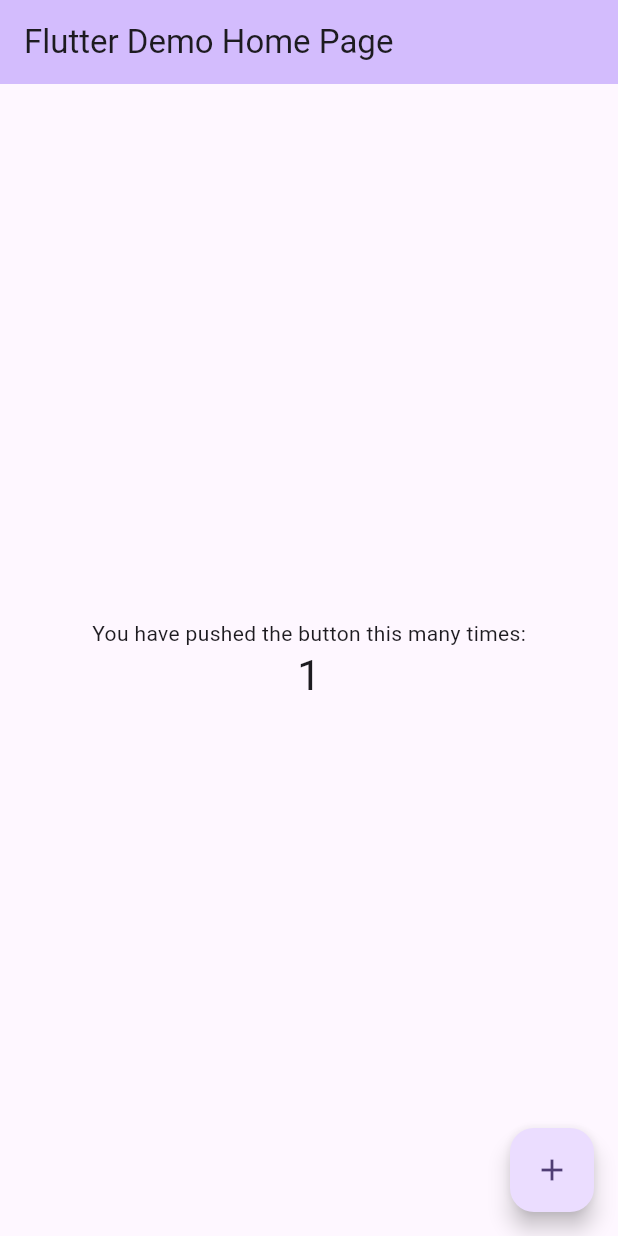
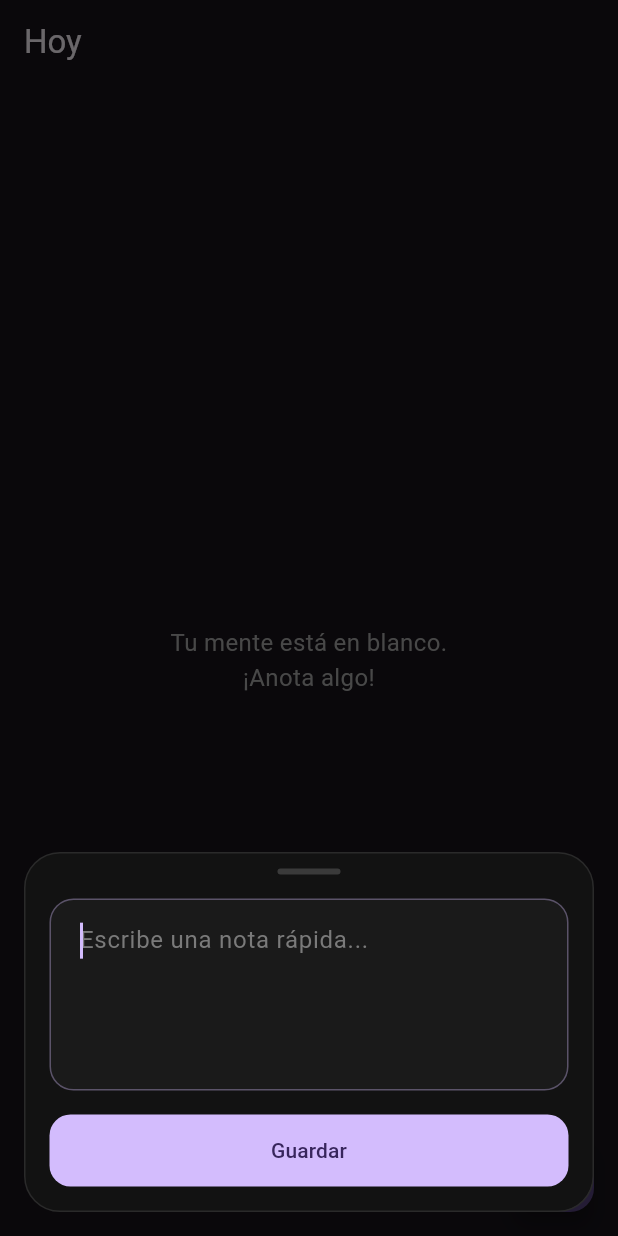
Before and after one commit to tayron25/habits_megapp, a Flutter app: the screen it shows after launch, after a tap on the "add" icon, on a phone screen of 412 x 824 dp. Run offline on Flutter 3.47's test engine with Material 3 defaults, Android fonts, the phone set to English and light mode, and no system bars; our stand-ins replace drift, flutter_riverpod, riverpod_annotation, supabase_flutter; accounts and stored records are empty; generated files the repository leaves out were written again.

Commit message:
modulo de notas funcionando y con offline first y conectado a la nube
Co-authored-by: Copilot <copilot@github.com>

```diff
--- a/app/lib/main.dart
+++ b/app/lib/main.dart
@@ -1,120 +1,127 @@
 import 'package:flutter/material.dart';
+import 'package:flutter_riverpod/flutter_riverpod.dart';
+import 'package:supabase_flutter/supabase_flutter.dart';
+// Asegúrate de que esta ruta coincida con el nombre real de tu proyecto y carpeta
+import 'widgets/quick_capture_modal.dart';
+import 'notes_provider.dart'; // Ajusta la ruta si es necesario
 
-void main() {
-  runApp(const MyApp());
+void main() async {
+  // 1. Asegurar que los bindings nativos estén listos antes de inicializar bases de datos
+  WidgetsFlutterBinding.ensureInitialized();
+
+  // 2. Inicializar Supabase (Reemplaza con tus URLs temporales si ya creaste el proyecto,
+  // o déjalo con strings vacíos solo para que no crashee por ahora).
+  await Supabase.initialize(
+    url: 'https://tazkviborrgtmaggowmk.supabase.co',
+    anonKey: 'eyJhbGciOiJIUzI1NiIsInR5cCI6IkpXVCJ9.eyJpc3MiOiJzdXBhYmFzZSIsInJlZiI6InRhemt2aWJvcnJndG1hZ2dvd21rIiwicm9sZSI6ImFub24iLCJpYXQiOjE3NzcyNDIzNDIsImV4cCI6MjA5MjgxODM0Mn0.VY5lKytV-hLy3BAFKZeyJsZriqQmjFHKqZ0SMuTb83A',
+  );
+
+  // 3. Envolver la app en ProviderScope (OBLIGATORIO para que Riverpod funcione)
+  runApp(const ProviderScope(child: MyApp()));
 }
 
 class MyApp extends StatelessWidget {
   const MyApp({super.key});
 
-  // This widget is the root of your application.
   @override
   Widget build(BuildContext context) {
     return MaterialApp(
-      title: 'Flutter Demo',
+      title: 'Life OS',
+      // Cambiamos a modo oscuro por defecto como definimos en el diseño
       theme: ThemeData(
-        // This is the theme of your application.
-        //
-        // TRY THIS: Try running your application with "flutter run". You'll see
-        // the application has a purple toolbar. Then, without quitting the app,
-        // try changing the seedColor in the colorScheme below to Colors.green
-        // and then invoke "hot reload" (save your changes or press the "hot
-        // reload" button in a Flutter-supported IDE, or press "r" if you used
-        // the command line to start the app).
-        //
-        // Notice that the counter didn't reset back to zero; the application
-        // state is not lost during the reload. To reset the state, use hot
-        // restart instead.
-        //
-        // This works for code too, not just values: Most code changes can be
-        // tested with just a hot reload.
-        colorScheme: .fromSeed(seedColor: Colors.deepPurple),
+        brightness: Brightness.dark,
+        colorSchemeSeed: Colors.deepPurple,
+        useMaterial3: true,
       ),
-      home: const MyHomePage(title: 'Flutter Demo Home Page'),
+      home: const MyHomePage(),
     );
   }
 }
 
-class MyHomePage extends StatefulWidget {
-  const MyHomePage({super.key, required this.title});
+// Asegúrate de tener estas importaciones arriba:
 
-  // This widget is the home page of your application. It is stateful, meaning
-  // that it has a State object (defined below) that contains fields that affect
-  // how it looks.
 
-  // This class is the configuration for the state. It holds the values (in this
-  // case the title) provided by the parent (in this case the App widget) and
-  // used by the build method of the State. Fields in a Widget subclass are
-  // always marked "final".
-
-  final String title;
+class MyHomePage extends ConsumerWidget {
+  const MyHomePage({super.key});
 
   @override
-  State<MyHomePage> createState() => _MyHomePageState();
-}
+  Widget build(BuildContext context, WidgetRef ref) {
+    // Escuchamos el estado de las notas
+    final notesAsync = ref.watch(notesProvider);
 
-class _MyHomePageState extends State<MyHomePage> {
-  int _counter = 0;
-
-  void _incrementCounter() {
-    setState(() {
-      // This call to setState tells the Flutter framework that something has
-      // changed in this State, which causes it to rerun the build method below
-      // so that the display can reflect the updated values. If we changed
-      // _counter without calling setState(), then the build method would not be
-      // called again, and so nothing would appear to happen.
-      _counter++;
-    });
-  }
-
-  @override
-  Widget build(BuildContext context) {
-    // This method is rerun every time setState is called, for instance as done
-    // by the _incrementCounter method above.
-    //
-    // The Flutter framework has been optimized to make rerunning build methods
-    // fast, so that you can just rebuild anything that needs updating rather
-    // than having to individually change instances of widgets.
     return Scaffold(
       appBar: AppBar(
-        // TRY THIS: Try changing the color here to a specific color (to
-        // Colors.amber, perhaps?) and trigger a hot reload to see the AppBar
-        // change color while the other colors stay the same.
-        backgroundColor: Theme.of(context).colorScheme.inversePrimary,
-        // Here we take the value from the MyHomePage object that was created by
-        // the App.build method, and use it to set our appbar title.
-        title: Text(widget.title),
+        title: const Text('Hoy'),
+        elevation: 0,
       ),
-      body: Center(
-        // Center is a layout widget. It takes a single child and positions it
-        // in the middle of the parent.
-        child: Column(
-          // Column is also a layout widget. It takes a list of children and
-          // arranges them vertically. By default, it sizes itself to fit its
-          // children horizontally, and tries to be as tall as its parent.
-          //
-          // Column has various properties to control how it sizes itself and
-          // how it positions its children. Here we use mainAxisAlignment to
-          // center the children vertically; the main axis here is the vertical
-          // axis because Columns are vertical (the cross axis would be
-          // horizontal).
-          //
-          // TRY THIS: Invoke "debug painting" (choose the "Toggle Debug Paint"
-          // action in the IDE, or press "p" in the console), to see the
-          // wireframe for each widget.
-          mainAxisAlignment: .center,
-          children: [
-            const Text('You have pushed the button this many times:'),
-            Text(
-              '$_counter',
-              style: Theme.of(context).textTheme.headlineMedium,
-            ),
-          ],
-        ),
+      body: notesAsync.when(
+        // ESTADO 1: Cargando datos
+        loading: () => const Center(child: CircularProgressIndicator()),
+
+        // ESTADO 2: Error al cargar
+        error: (error, stack) => Center(child: Text('Error: $error')),
+
+        // ESTADO 3: Datos cargados correctamente
+        data: (notes) {
+          if (notes.isEmpty) {
+            return const Center(
+              child: Text(
+                'Tu mente está en blanco.\n¡Anota algo!',
+                textAlign: TextAlign.center,
+                style: TextStyle(color: Colors.grey, fontSize: 16),
+              ),
+            );
+          }
+
+          // Lista de notas
+          return ListView.builder(
+            padding: const EdgeInsets.all(16),
+            itemCount: notes.length,
+            itemBuilder: (context, index) {
+              final note = notes[index];
+              return Card(
+                color: const Color(0xFF1A1A1A),
+                margin: const EdgeInsets.only(bottom: 12),
+                shape: RoundedRectangleBorder(
+                  borderRadius: BorderRadius.circular(16),
+                  side: const BorderSide(color: Color(0xFF2A2A2A)),
+                ),
+                child: Padding(
+                  padding: const EdgeInsets.all(16.0),
+                  child: Row(
+                    crossAxisAlignment: CrossAxisAlignment.start,
+                    children: [
+                      Expanded(
+                        child: Text(
+                          note.content,
+                          style: const TextStyle(fontSize: 16),
+                        ),
+                      ),
+                      const SizedBox(width: 12),
+                      // Indicador visual de sincronización (Nube)
+                      Icon(
+                        note.isSynced ? Icons.cloud_done : Icons.cloud_off,
+                        color: note.isSynced ? Colors.green : Colors.grey,
+                        size: 20,
+                      ),
+                    ],
+                  ),
+                ),
+              );
+            },
+          );
+        },
       ),
       floatingActionButton: FloatingActionButton(
-        onPressed: _incrementCounter,
-        tooltip: 'Increment',
+        onPressed: () {
+          showModalBottomSheet(
+            context: context,
+            isScrollControlled: true,
+            backgroundColor: Colors.transparent,
+            builder: (context) => const QuickCaptureModal(),
+          );
+        },
+        tooltip: 'Nueva Nota',
         child: const Icon(Icons.add),
       ),
     );
--- /dev/null
+++ b/app/lib/notes_provider.dart
@@ -0,0 +1,40 @@
+import 'package:app/local_database.dart';
+import 'package:app/notes_repository.dart';
+import 'package:drift/drift.dart';
+import 'package:flutter_riverpod/flutter_riverpod.dart';
+import 'package:riverpod_annotation/riverpod_annotation.dart';
+import 'package:supabase_flutter/supabase_flutter.dart';
+
+part 'notes_provider.g.dart';
+
+typedef NotesList = List<Note>;
+
+final supabaseClientProvider = Provider<SupabaseClient>((ref) {
+  return Supabase.instance.client;
+});
+
+final appDatabaseProvider = Provider<AppDatabase>((ref) {
+  final database = AppDatabase();
+  ref.onDispose(database.close);
+  return database;
+});
+
+final notesRepositoryProvider = Provider<NotesRepository>((ref) {
+  return NotesRepository(
+    supabaseClient: ref.read(supabaseClientProvider),
+    database: ref.read(appDatabaseProvider),
+  );
+});
+
+@riverpod
+class NotesNotifier extends _$NotesNotifier {
+  @override
+  Stream<NotesList> build() {
+    final database = ref.watch(appDatabaseProvider);
+    return database.select(database.notes).watch();
+  }
+
+  void addNote(String content) {
+    ref.read(notesRepositoryProvider).saveNote(content);
+  }
+}
--- /dev/null
+++ b/app/lib/widgets/quick_capture_modal.dart
@@ -0,0 +1,130 @@
+import 'package:app/notes_provider.dart';
+import 'package:flutter/material.dart';
+import 'package:flutter_riverpod/flutter_riverpod.dart';
+
+class QuickCaptureModal extends ConsumerWidget {
+  const QuickCaptureModal({super.key});
+
+  @override
+  Widget build(BuildContext context, WidgetRef ref) {
+    return _QuickCaptureModalBody(
+      onSave: (content) {
+        ref.read(notesProvider.notifier).addNote(content);
+      },
+    );
+  }
+}
+
+class _QuickCaptureModalBody extends StatefulWidget {
+  const _QuickCaptureModalBody({required this.onSave});
+
+  final ValueChanged<String> onSave;
+
+  @override
+  State<_QuickCaptureModalBody> createState() => _QuickCaptureModalBodyState();
+}
+
+class _QuickCaptureModalBodyState extends State<_QuickCaptureModalBody> {
+  final TextEditingController _controller = TextEditingController();
+
+  @override
+  void dispose() {
+    _controller.dispose();
+    super.dispose();
+  }
+
+  void _handleSave() {
+    final text = _controller.text.trim();
+    if (text.isEmpty) {
+      return;
+    }
+
+    widget.onSave(text);
+    _controller.clear();
+    Navigator.pop(context);
+  }
+
+  @override
+  Widget build(BuildContext context) {
+    final colors = Theme.of(context).colorScheme;
+
+    return SafeArea(
+      child: Padding(
+        padding: EdgeInsets.only(
+          left: 16,
+          right: 16,
+          top: 12,
+          bottom: 16 + MediaQuery.of(context).viewInsets.bottom,
+        ),
+        child: Container(
+          decoration: BoxDecoration(
+            color: const Color(0xFF121212),
+            borderRadius: BorderRadius.circular(24),
+            border: Border.all(color: const Color(0xFF2A2A2A)),
+          ),
+          padding: const EdgeInsets.fromLTRB(16, 10, 16, 16),
+          child: Column(
+            mainAxisSize: MainAxisSize.min,
+            crossAxisAlignment: CrossAxisAlignment.stretch,
+            children: [
+              Center(
+                child: Container(
+                  width: 42,
+                  height: 4,
+                  decoration: BoxDecoration(
+                    color: const Color(0xFF3A3A3A),
+                    borderRadius: BorderRadius.circular(999),
+                  ),
+                ),
+              ),
+              const SizedBox(height: 16),
+              TextField(
+                controller: _controller,
+                autofocus: true,
+                maxLines: 6,
+                minLines: 4,
+                textInputAction: TextInputAction.newline,
+                style: const TextStyle(color: Colors.white, fontSize: 16),
+                cursorColor: colors.primary,
+                decoration: InputDecoration(
+                  hintText: 'Escribe una nota rápida...',
+                  hintStyle: const TextStyle(color: Color(0xFF7A7A7A)),
+                  filled: true,
+                  fillColor: const Color(0xFF1A1A1A),
+                  contentPadding: const EdgeInsets.all(16),
+                  border: OutlineInputBorder(
+                    borderRadius: BorderRadius.circular(16),
+                    borderSide: BorderSide.none,
+                  ),
+                  enabledBorder: OutlineInputBorder(
+                    borderRadius: BorderRadius.circular(16),
+                    borderSide: BorderSide.none,
+                  ),
+                  focusedBorder: OutlineInputBorder(
+                    borderRadius: BorderRadius.circular(16),
+                    borderSide: BorderSide(color: colors.primary.withOpacity(0.35)),
+                  ),
+                ),
+              ),
+              const SizedBox(height: 16),
+              SizedBox(
+                height: 48,
+                child: FilledButton(
+                  onPressed: _handleSave,
+                  style: FilledButton.styleFrom(
+                    backgroundColor: colors.primary,
+                    foregroundColor: colors.onPrimary,
+                    shape: RoundedRectangleBorder(
+                      borderRadius: BorderRadius.circular(14),
+                    ),
+                  ),
+                  child: const Text('Guardar'),
+                ),
+              ),
+            ],
+          ),
+        ),
+      ),
+    );
+  }
+}
```
Also changed, not shown: app/lib/local_database.dart (added, +35 -0 lines), app/lib/notes_repository.dart (added, +48 -0 lines), app/pubspec.yaml (+11 -0 lines), app/lib/local_database.g.dart (added), app/lib/notes_provider.g.dart (added), app/pubspec.lock, 5 other files.
